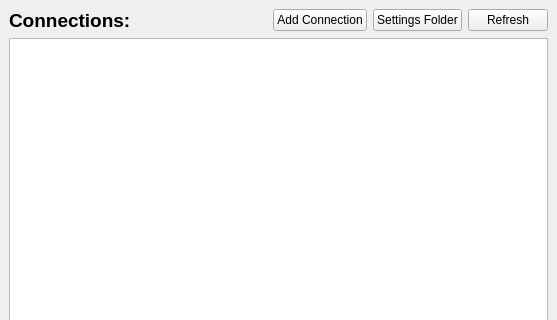
Above: src/ui/remote_db_dockwidget_base.ui from lymperis-e/qgis_remote_db_plugin before the change; both pictures show x 0 to 557 and y 0 to 320 of the 557 by 500 pixel window. Below: the same form after it.
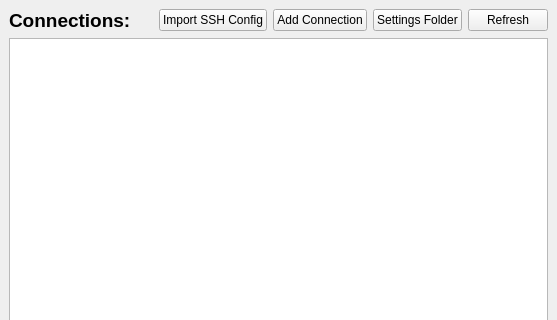
That is the form after the change.

Commit message: Allow importing connections from ssh config

The edit to the form file:
```diff
--- a/src/ui/remote_db_dockwidget_base.ui
+++ b/src/ui/remote_db_dockwidget_base.ui
@@ -93,6 +93,16 @@
       </property>
      </widget>
     </item>
+                <item row="0" column="2">
+                    <widget class="QPushButton" name="import_ssh_config_btn">
+                        <property name="toolTip">
+                            <string>Add the hosts of your SSH config (~/.ssh/config) as connections</string>
+                        </property>
+                        <property name="text">
+                            <string>Import SSH Config</string>
+                        </property>
+                    </widget>
+                </item>
     <item row="0" column="3">
      <widget class="QPushButton" name="add_conn_btn">
       <property name="text">
```
Lines whose indentation alone changed are shown as unchanged. The commit also changes 10 other files.
